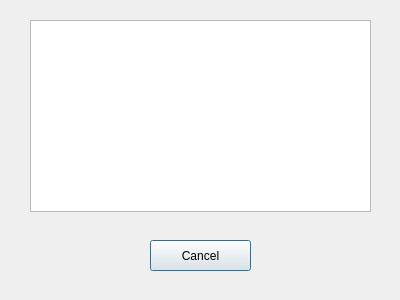
Above: QTcreator/Diary/class_info.ui from albaSANDROS/DIPLOMA-PROJECT.-Multi-user-client-server-application-e-journal before the change. Below: the same form after it.
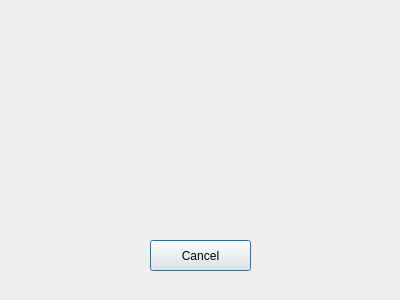
That is the form after the change.

Commit message: Added parent to bd. Added some data to db. Getting back to qDebug info from db

What changed in the file:
```diff
--- a/QTcreator/Diary/class_info.ui
+++ b/QTcreator/Diary/class_info.ui
@@ -26,16 +26,6 @@
     <string>Cancel</string>
    </property>
   </widget>
-  <widget class="QTableView" name="tableView">
-   <property name="geometry">
-    <rect>
-     <x>30</x>
-     <y>20</y>
-     <width>341</width>
-     <height>192</height>
-    </rect>
-   </property>
-  </widget>
  </widget>
  <resources/>
  <connections/>
```
The commit also changes 17 other files.
